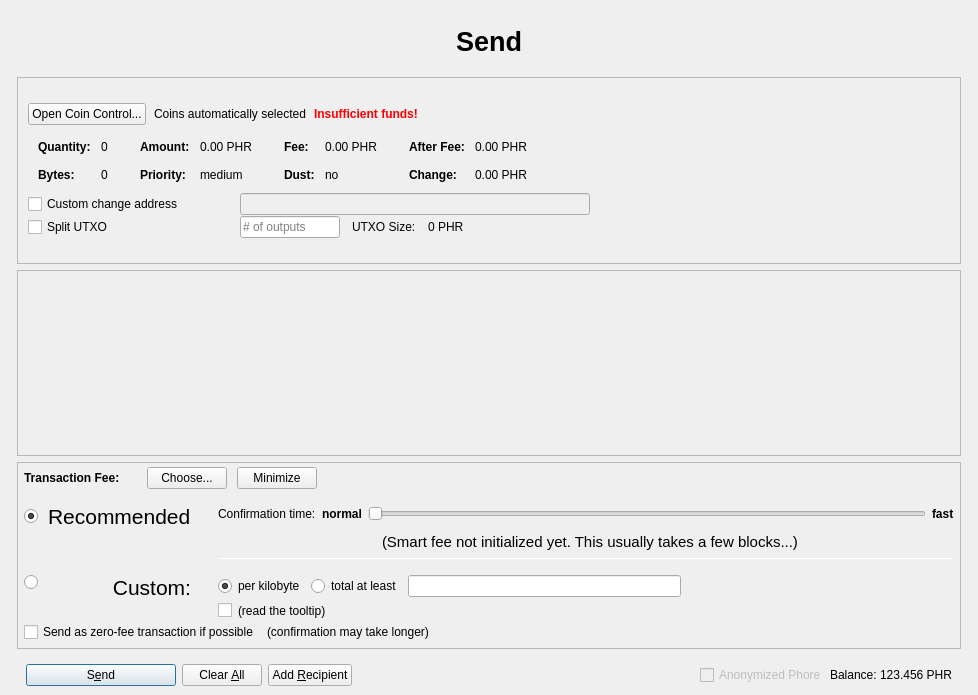
First picture: the form in src/qt/forms/sendcoinsdialog.ui, repository liray-unendlich/Elecash, before the edit.
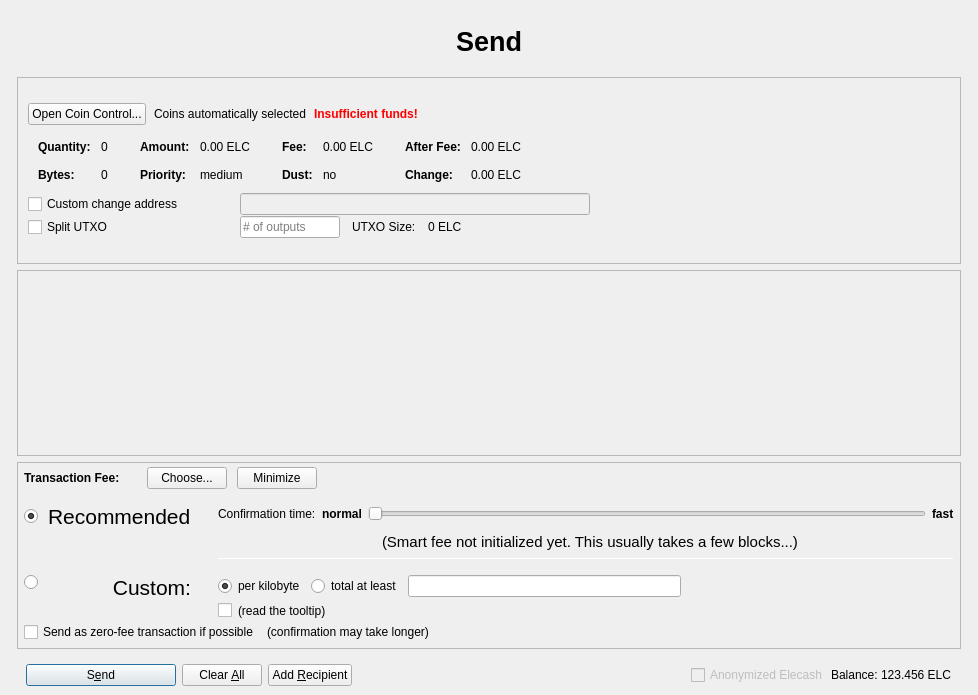
Second picture: the form after the edit. Icons and pictures are not drawn. Custom widgets are drawn as their Qt base class.

```diff
--- a/src/qt/forms/sendcoinsdialog.ui
+++ b/src/qt/forms/sendcoinsdialog.ui
@@ -411,7 +411,7 @@
                         <enum>Qt::ActionsContextMenu</enum>
                        </property>
                        <property name="text">
-                        <string notr="true">0.00 PHR</string>
+                        <string notr="true">0.00 ELC</string>
                        </property>
                        <property name="textInteractionFlags">
                         <set>Qt::LinksAccessibleByMouse|Qt::TextSelectableByKeyboard|Qt::TextSelectableByMouse</set>
@@ -491,7 +491,7 @@
                         <enum>Qt::ActionsContextMenu</enum>
                        </property>
                        <property name="text">
-                        <string notr="true">0.00 PHR</string>
+                        <string notr="true">0.00 ELC</string>
                        </property>
                        <property name="textInteractionFlags">
                         <set>Qt::LinksAccessibleByMouse|Qt::TextSelectableByKeyboard|Qt::TextSelectableByMouse</set>
@@ -571,7 +571,7 @@
                         <enum>Qt::ActionsContextMenu</enum>
                        </property>
                        <property name="text">
-                        <string notr="true">0.00 PHR</string>
+                        <string notr="true">0.00 ELC</string>
                        </property>
                        <property name="textInteractionFlags">
                         <set>Qt::LinksAccessibleByMouse|Qt::TextSelectableByKeyboard|Qt::TextSelectableByMouse</set>
@@ -600,7 +600,7 @@
                         <enum>Qt::ActionsContextMenu</enum>
                        </property>
                        <property name="text">
-                        <string notr="true">0.00 PHR</string>
+                        <string notr="true">0.00 ELC</string>
                        </property>
                        <property name="textInteractionFlags">
                         <set>Qt::LinksAccessibleByMouse|Qt::TextSelectableByKeyboard|Qt::TextSelectableByMouse</set>
@@ -767,7 +767,7 @@
                 <item>
                  <widget class="QLabel" name="labelBlockSize">
                   <property name="text">
-                   <string>0 PHR</string>
+                   <string>0 ELC</string>
                   </property>
                  </widget>
                 </item>
@@ -1631,7 +1631,7 @@
                 <bool>false</bool>
                </property>
                <property name="text">
-                <string>Anonymized Phore</string>
+                <string>Anonymized Elecash</string>
                </property>
               </widget>
              </item>
@@ -1670,7 +1670,7 @@
                 <cursorShape>IBeamCursor</cursorShape>
                </property>
                <property name="text">
-                <string notr="true">123.456 PHR</string>
+                <string notr="true">123.456 ELC</string>
                </property>
                <property name="textInteractionFlags">
                 <set>Qt::LinksAccessibleByMouse|Qt::TextSelectableByKeyboard|Qt::TextSelectableByMouse</set>
```
Left out of the diff: 18 changed lines with no effect on the pictures.
